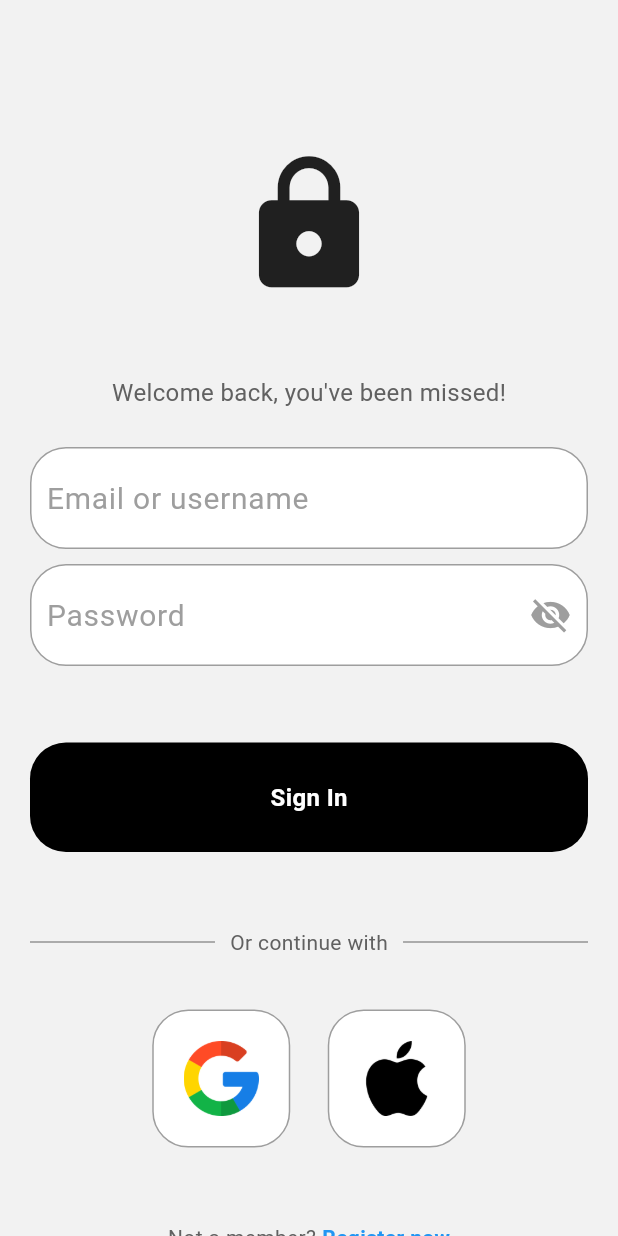
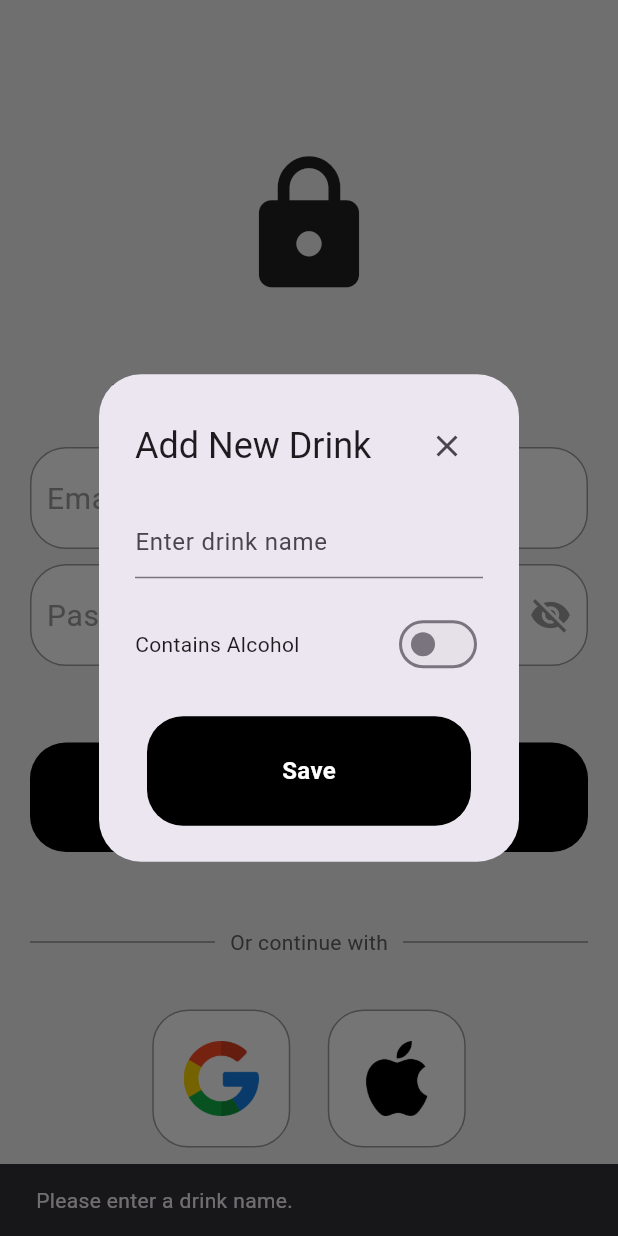
Before and after one commit to mingo-git/Smartender, a Flutter app: the AddDrinkPopup widget shown alone on an empty page, opened directly, after a tap on the "close" icon, after a tap on the "add" icon, after a tap on "Save", on a phone screen of 412 x 824 dp. Run offline on Flutter 3.47's test engine with Material 3 defaults, Android fonts, the phone set to English and light mode, and no system bars; our stand-ins replace flutter_dotenv, flutter_secure_storage, google_nav_bar, google_sign_in, shared_preferences, sign_in_with_apple; accounts and stored records are empty; network calls fail.

Commit message:
Add Drinks works!

```diff
--- a/App/smartender_flutter_app/lib/components/add_drink_popup.dart
+++ b/App/smartender_flutter_app/lib/components/add_drink_popup.dart
@@ -1,4 +1,6 @@
 import 'package:flutter/material.dart';
+import 'package:provider/provider.dart';
+import '../services/drink_service.dart';
 import 'my_button.dart';
 import 'ingredient_popup.dart';
 
@@ -24,6 +26,31 @@ class _AddDrinkPopupState extends State<AddDrinkPopup> {
       ),
     );
   }
+
+  Future<void> _saveDrink(BuildContext context) async {
+    final drinkName = _drinkNameController.text.trim();
+    if (drinkName.isEmpty) {
+      ScaffoldMessenger.of(context).showSnackBar(
+        const SnackBar(content: Text("Please enter a drink name.")),
+      );
+      return;
+    }
+
+    final drinkService = Provider.of<DrinkService>(context, listen: false);
+    final success = await drinkService.addDrink(drinkName, _isAlcoholic);
+
+    if (success) {
+      ScaffoldMessenger.of(context).showSnackBar(
+        const SnackBar(content: Text("Drink added successfully!")),
+      );
+      _closeAndReopenIngredientPopup(context);
+    } else {
+      ScaffoldMessenger.of(context).showSnackBar(
+        const SnackBar(content: Text("Failed to add drink. Please try again.")),
+      );
+    }
+  }
+
 
   @override
   Widget build(BuildContext context) {
@@ -68,12 +95,7 @@ class _AddDrinkPopupState extends State<AddDrinkPopup> {
         Padding(
           padding: const EdgeInsets.symmetric(horizontal: 8.0),
           child: MyButton(
-            onTap: () {
-              // Handle save logic for new drink here
-              print("Drink Name: ${_drinkNameController.text}");
-              print("Contains Alcohol: $_isAlcoholic");
-              Navigator.of(context).pop();
-            },
+            onTap: () => _saveDrink(context),
             text: "Save",
             hasMargin: false, // Kein zusätzliches Margin, um den Button ins Popup zu integrieren
           ),
```
Also changed, not shown: App/smartender_flutter_app/lib/services/drink_service.dart (+41 -0 lines).
